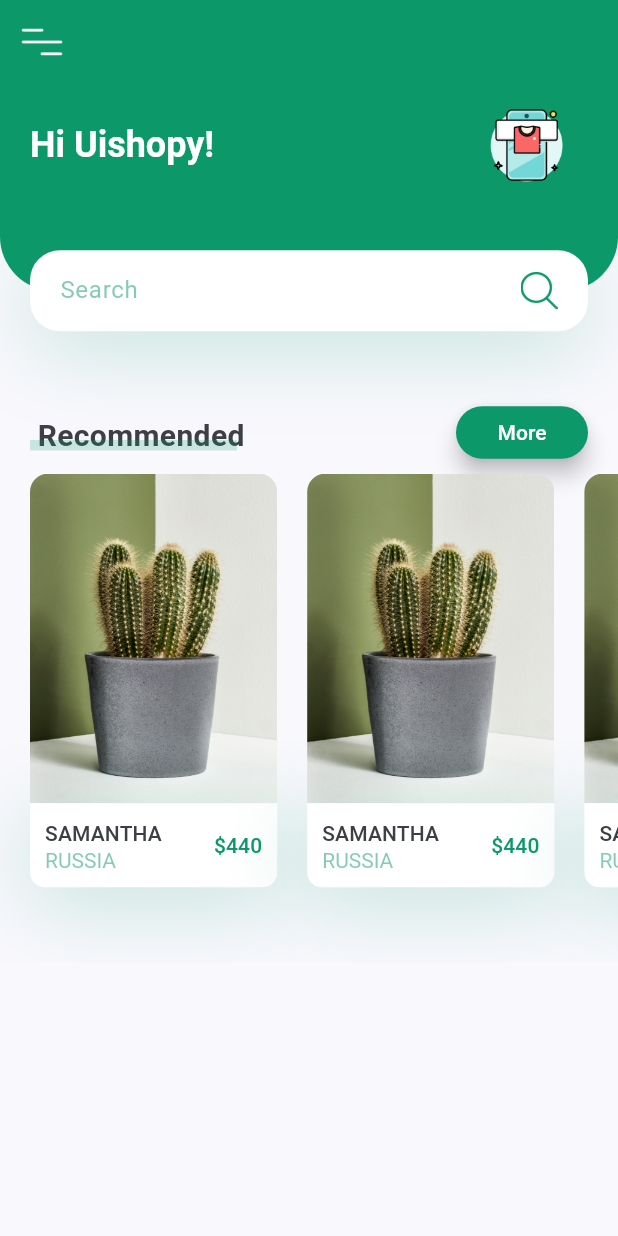
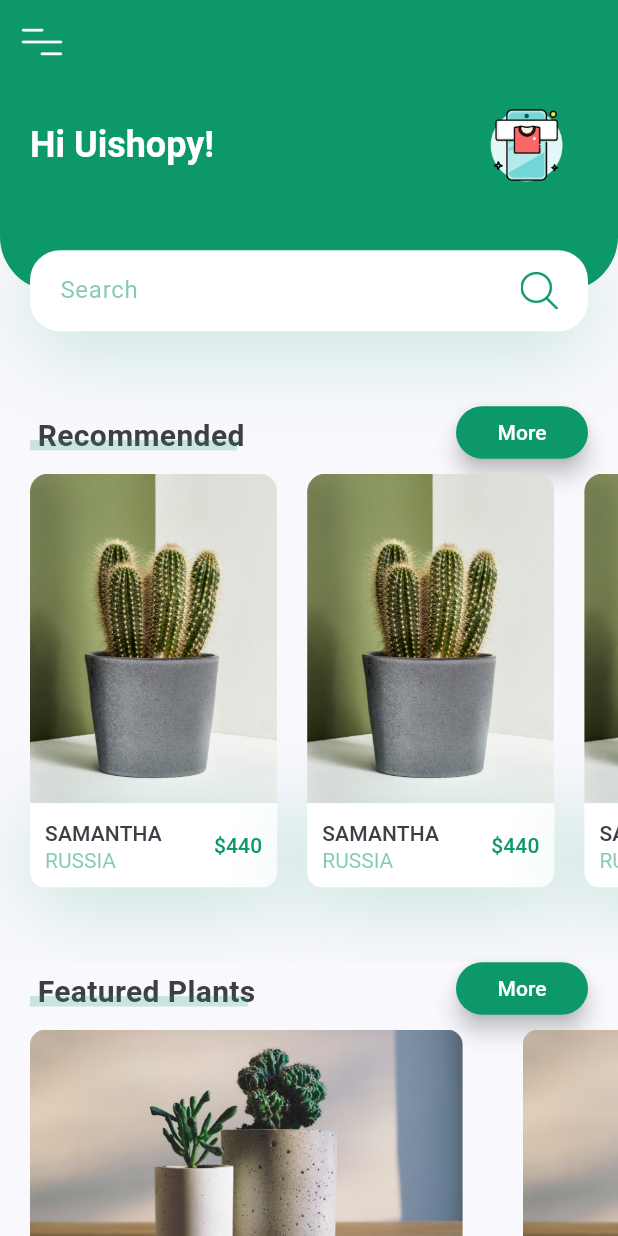
Before and after one commit to AbrarImamSatria/PlantApp, a Flutter app: the screen it shows after launch, on a phone screen of 412 x 824 dp. Run offline on Flutter 3.47's test engine with Material 3 defaults, Android fonts, the phone set to English and light mode, and no system bars.

Commit message:
Membuat widget FeaturedPlants

```diff
--- a/lib/screens/home/components/body.dart
+++ b/lib/screens/home/components/body.dart
@@ -1,5 +1,6 @@
 import 'package:flutter/material.dart';
 import 'package:plant_app/constant.dart';
+import 'package:plant_app/screens/home/components/featurred_plants.dart';
 import 'package:plant_app/screens/home/components/header_with_searchbox.dart';
 import 'package:plant_app/screens/home/components/recomend_plants.dart';
 import 'package:plant_app/screens/home/components/tittle_with_more_bbtn.dart';
@@ -18,6 +19,9 @@
           HeaderWithSearchBox(size: size),
           TittleWithMoreBtn(title: "Recommended", press: () {}),
           RecomendsPlants(),
+          TittleWithMoreBtn(title: "Featured Plants", press: () {}),
+          FeaturedPlants(),
+          SizedBox(height: kDefaultPadding),
         ],
       ),
     );
--- /dev/null
+++ b/lib/screens/home/components/featurred_plants.dart
@@ -0,0 +1,48 @@
+import 'package:flutter/material.dart';
+import 'package:plant_app/constant.dart';
+
+class FeaturedPlants extends StatelessWidget {
+  const FeaturedPlants({super.key});
+
+  @override
+  Widget build(BuildContext context) {
+    return SingleChildScrollView(
+      scrollDirection: Axis.horizontal,
+      child: Row(
+        children: [
+          FeaturePlantCard(image: "assets/images/tanaman.jpg", press: () {}),
+          FeaturePlantCard(image: "assets/images/tanaman.jpg", press: () {}),
+        ],
+      ),
+    );
+  }
+}
+
+class FeaturePlantCard extends StatelessWidget {
+  const FeaturePlantCard({super.key, required this.image, required this.press});
+
+  final String image;
+  final Function press;
+
+  @override
+  Widget build(BuildContext context) {
+    Size size = MediaQuery.of(context).size;
+    return GestureDetector(
+      onTap: press as void Function()?,
+      child: Container(
+        margin: EdgeInsets.only(
+          left: kDefaultPadding,
+          top: kDefaultPadding / 2,
+          bottom: kDefaultPadding / 2,
+          right: kDefaultPadding,
+        ),
+        width: size.width * 0.7,
+        height: 185,
+        decoration: BoxDecoration(
+          borderRadius: BorderRadius.circular(10),
+          image: DecorationImage(image: AssetImage(image), fit: BoxFit.cover),
+        ),
+      ),
+    );
+  }
+}
```
Also changed, not shown: assets/images/tanaman.jpg (added), assets/images/tanaman.png (deleted).
